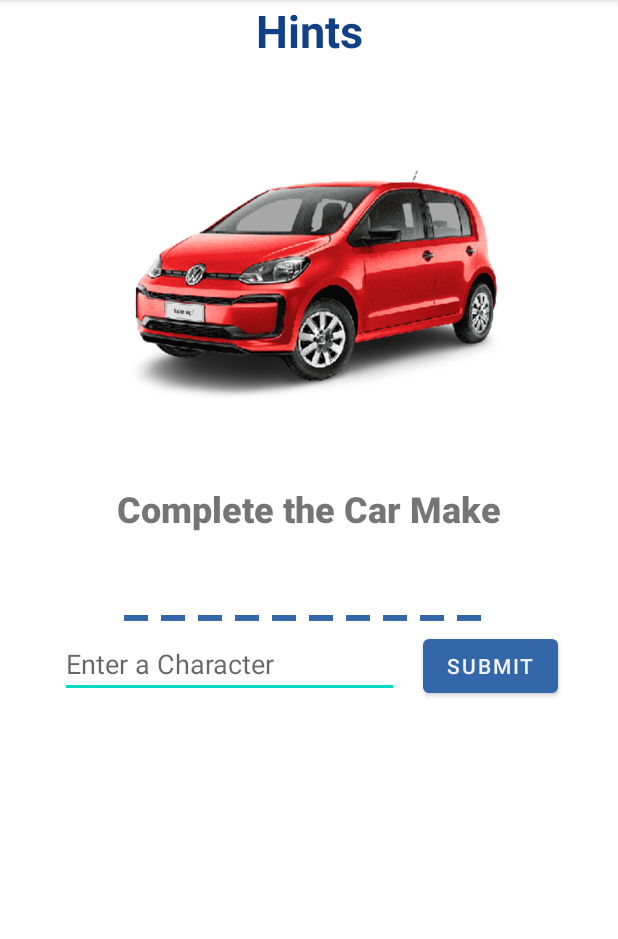
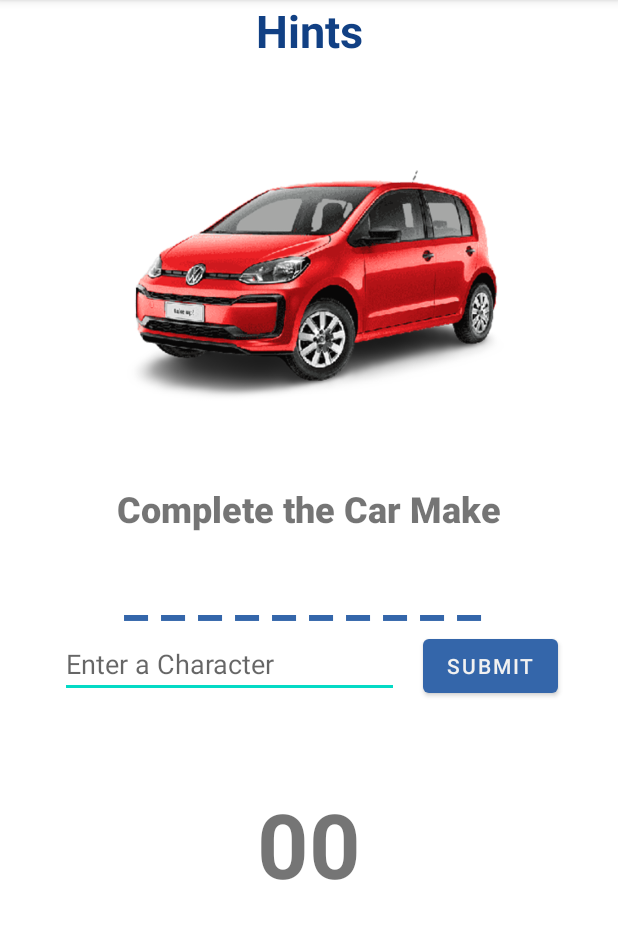
Before and after one commit to Hirunz/MAD-CourseWork1, an Android app: the screen it shows after launch (Hints), after a tap on "HINTS", on a phone screen of 412 x 824 dp, the part 84-1023 px from its top. Run offline under Robolectric (Android 15) with nearby library versions, the light colour scheme and no system bars.

Commit message:
all required tasks are functional

```diff
--- a/app/src/main/java/com/hirunz2000/mad_coursework1/Hints.java
+++ b/app/src/main/java/com/hirunz2000/mad_coursework1/Hints.java
@@ -5,6 +5,7 @@ import androidx.appcompat.app.AppCompatActivity;
 import android.content.Intent;
 import android.graphics.Color;
 import android.os.Bundle;
+import android.os.CountDownTimer;
 import android.util.Log;
 import android.view.View;
 import android.widget.Button;
@@ -30,7 +31,10 @@ public class Hints extends AppCompatActivity {
     private ImageView image;
     private TextView status;
     private TextView answer;
+    private TextView timerView;
     private EditText inputText;
+
+    private CountDownTimer timer;
 
 
     @Override
@@ -42,7 +46,17 @@ public class Hints extends AppCompatActivity {
         status=findViewById(R.id.hints_status);
         answer=findViewById(R.id.hints_answer);
         inputText=findViewById(R.id.hints_input_text);
+        timerView=findViewById(R.id.hints_timer);
         attempts=0;
+
+        Intent intent = getIntent();
+        Bundle bundle = intent.getExtras();
+        if (bundle != null){
+            if (bundle.getBoolean(MainActivity.timerId)){
+                initialiseTimer();
+                timer.start();
+            }
+        }
 
         randomImage();
 
@@ -80,6 +94,21 @@ public class Hints extends AppCompatActivity {
             txt+="_ ";
         }
         answer.setText(txt);
+    }
+
+    public void initialiseTimer(){
+        timer = new CountDownTimer(20000,1000) {
+            @Override
+            public void onTick(long millisUntilFinished) {
+                timerView.setText(String.valueOf(millisUntilFinished/1000));
+            }
+
+            @Override
+            public void onFinish() {
+                    Toast.makeText(getApplicationContext(), "Time's up !", Toast.LENGTH_SHORT).show();
+                    onWrong();
+            }
+        };
     }
 
     public void onSubmit(View view) {
@@ -135,6 +164,10 @@ public class Hints extends AppCompatActivity {
 
     private void onCorrect() {
         // setting the correct answer
+        if (timer != null){
+            timer.cancel();
+        }
+
         status.setText(R.string.correct);
         status.setTextColor(Color.GREEN);
         status.setVisibility(View.VISIBLE);
@@ -144,6 +177,10 @@ public class Hints extends AppCompatActivity {
 
     private void onWrong() {
         // setting the wrong answer
+        if (timer != null){
+            timer.cancel();
+        }
+
         answer.setText(selectedMake.toUpperCase());
         answer.setTextColor(Color.YELLOW);
 
--- a/app/src/main/res/layout/activity_hints.xml
+++ b/app/src/main/res/layout/activity_hints.xml
@@ -106,6 +106,18 @@
                 app:layout_constraintStart_toStartOf="parent"
                 app:layout_constraintTop_toBottomOf="@+id/hints_input_text" />
 
+            <TextView
+                android:id="@+id/hints_timer"
+                android:layout_width="wrap_content"
+                android:layout_height="wrap_content"
+                android:layout_marginTop="8dp"
+                android:text="@string/timer"
+                android:textSize="60sp"
+                android:textStyle="bold"
+                app:layout_constraintEnd_toEndOf="parent"
+                app:layout_constraintStart_toStartOf="parent"
+                app:layout_constraintTop_toBottomOf="@+id/hints_status" />
+
         </androidx.constraintlayout.widget.ConstraintLayout>
     </ScrollView>
 
```
Also changed, not shown: app/src/main/java/com/hirunz2000/mad_coursework1/Advanced.java (+51 -10 lines), app/src/main/java/com/hirunz2000/mad_coursework1/Car_Make.java (+13 -7 lines), app/src/main/java/com/hirunz2000/mad_coursework1/IdentifyCarImg.java (+38 -0 lines), app/src/main/res/layout/activity_advanced.xml (+12 -0 lines), app/src/main/res/layout/activity_identify_car_img.xml (+15 -3 lines).
